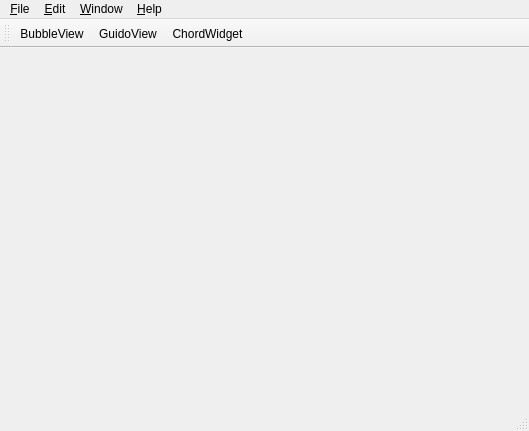
Above: gui/mainwindow.ui from Meisterschueler/meisterschueler-qt before the change. Below: the same form after it.
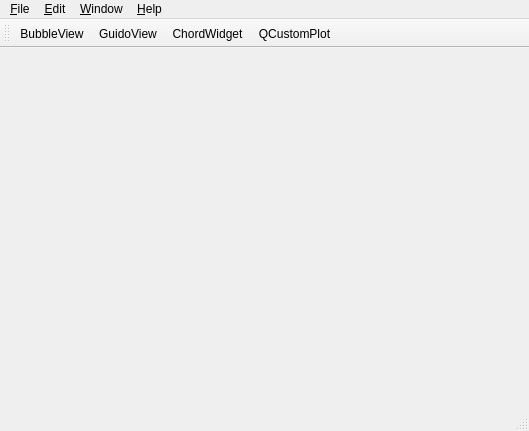
That is the form after the change.

Commit message: Integration of QCustomPlot

```diff
--- a/gui/mainwindow.ui
+++ b/gui/mainwindow.ui
@@ -68,6 +68,7 @@
    <addaction name="actionBubbleView"/>
    <addaction name="actionGuidoView"/>
    <addaction name="actionChordWidget"/>
+   <addaction name="actionActionQCustomPlot"/>
   </widget>
   <widget class="QStatusBar" name="statusBar"/>
   <action name="actionFull_Screen">
@@ -132,6 +133,11 @@
     <string>About...</string>
    </property>
   </action>
+  <action name="actionActionQCustomPlot">
+   <property name="text">
+    <string>QCustomPlot</string>
+   </property>
+  </action>
  </widget>
  <layoutdefault spacing="6" margin="11"/>
  <resources/>
```
The commit also changes 6 other files.
